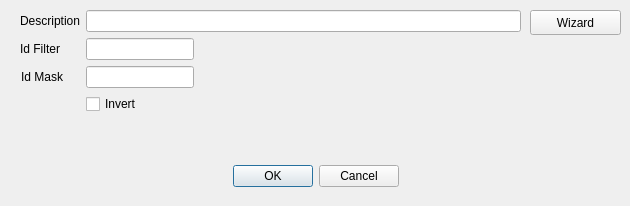
The window that src/cdlgcanfilter.ui (grodansparadis/vscp-works-qt) describes before a commit, drawn with Qt 5.
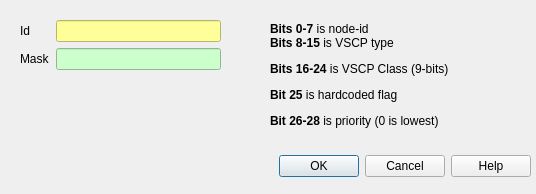
The same window after the commit.

Commit message: Socketcan filters in place

What changed in the file:
```diff
--- a/src/cdlgcanfilter.ui
+++ b/src/cdlgcanfilter.ui
@@ -6,8 +6,8 @@
    <rect>
     <x>0</x>
     <y>0</y>
-    <width>630</width>
-    <height>206</height>
+    <width>536</width>
+    <height>194</height>
    </rect>
   </property>
   <property name="baseSize">
@@ -23,8 +23,8 @@
    <property name="geometry">
     <rect>
      <x>10</x>
-     <y>160</y>
-     <width>611</width>
+     <y>150</y>
+     <width>521</width>
      <height>32</height>
     </rect>
    </property>
@@ -32,114 +32,66 @@
     <enum>Qt::Horizontal</enum>
    </property>
    <property name="standardButtons">
-    <set>QDialogButtonBox::Cancel|QDialogButtonBox::Ok</set>
-   </property>
-   <property name="centerButtons">
-    <bool>true</bool>
+    <set>QDialogButtonBox::Cancel|QDialogButtonBox::Help|QDialogButtonBox::Ok</set>
    </property>
   </widget>
   <widget class="QWidget" name="formLayoutWidget">
    <property name="geometry">
     <rect>
      <x>20</x>
-     <y>10</y>
-     <width>501</width>
-     <height>131</height>
+     <y>20</y>
+     <width>201</width>
+     <height>80</height>
     </rect>
    </property>
    <layout class="QFormLayout" name="formLayout">
     <item row="0" column="0">
      <widget class="QLabel" name="label">
       <property name="text">
-       <string>Description</string>
+       <string>Id</string>
       </property>
-      <property name="alignment">
-       <set>Qt::AlignRight|Qt::AlignTrailing|Qt::AlignVCenter</set>
+      <property name="buddy">
+       <cstring>canid</cstring>
       </property>
      </widget>
     </item>
     <item row="0" column="1">
-     <widget class="QLineEdit" name="m_description">
-      <property name="toolTip">
-       <string>Description for  connection used in connection table</string>
-      </property>
-      <property name="text">
-       <string/>
+     <widget class="QLineEdit" name="canid">
+      <property name="styleSheet">
+       <string notr="true">background-color: rgb(255, 255, 153);</string>
       </property>
      </widget>
     </item>
     <item row="1" column="0">
      <widget class="QLabel" name="label_2">
       <property name="text">
-       <string>Id Filter</string>
+       <string>Mask</string>
       </property>
-      <property name="alignment">
-       <set>Qt::AlignRight|Qt::AlignTrailing|Qt::AlignVCenter</set>
+      <property name="buddy">
+       <cstring>canmask</cstring>
       </property>
      </widget>
     </item>
     <item row="1" column="1">
-     <widget class="QLineEdit" name="m_description_2">
-      <property name="sizePolicy">
-       <sizepolicy hsizetype="Fixed" vsizetype="Fixed">
-        <horstretch>0</horstretch>
-        <verstretch>0</verstretch>
-       </sizepolicy>
-      </property>
-      <property name="toolTip">
-       <string>Description for  connection used in connection table</string>
-      </property>
-      <property name="text">
-       <string/>
-      </property>
-     </widget>
-    </item>
-    <item row="2" column="0">
-     <widget class="QLabel" name="label_4">
-      <property name="text">
-       <string>Id Mask</string>
-      </property>
-      <property name="alignment">
-       <set>Qt::AlignRight|Qt::AlignTrailing|Qt::AlignVCenter</set>
-      </property>
-     </widget>
-    </item>
-    <item row="2" column="1">
-     <widget class="QLineEdit" name="m_description_3">
-      <property name="sizePolicy">
-       <sizepolicy hsizetype="Fixed" vsizetype="Fixed">
-        <horstretch>0</horstretch>
-        <verstretch>0</verstretch>
-       </sizepolicy>
-      </property>
-      <property name="toolTip">
-       <string>Description for  connection used in connection table</string>
-      </property>
-      <property name="text">
-       <string/>
-      </property>
-     </widget>
-    </item>
-    <item row="3" column="1">
-     <widget class="QCheckBox" name="m_chkInvert">
-      <property name="text">
-       <string>Invert</string>
+     <widget class="QLineEdit" name="canmask">
+      <property name="styleSheet">
+       <string notr="true">background-color: rgb(204, 255, 204);</string>
       </property>
      </widget>
     </item>
    </layout>
   </widget>
-  <widget class="QPushButton" name="pushButton">
+  <widget class="QLabel" name="label_3">
    <property name="geometry">
     <rect>
-     <x>530</x>
+     <x>270</x>
      <y>10</y>
-     <width>91</width>
-     <height>25</height>
+     <width>251</width>
+     <height>131</height>
     </rect>
    </property>
    <property name="text">
-    <string>Wizard</string>
+    <string>&lt;html&gt;&lt;head/&gt;&lt;body&gt;&lt;p&gt;&lt;span style=&quot; font-weight:600;&quot;&gt;Bits 0-7&lt;/span&gt; is node-id&lt;br/&gt;&lt;span style=&quot; font-weight:600;&quot;&gt;Bits 8-15&lt;/span&gt; is VSCP type&lt;/p&gt;&lt;p&gt;&lt;span style=&quot; font-weight:600;&quot;&gt;Bits 16-24&lt;/span&gt; is VSCP Class (9-bits)&lt;/p&gt;&lt;p&gt;&lt;span style=&quot; font-weight:600;&quot;&gt;Bit 25&lt;/span&gt; is hardcoded flag&lt;/p&gt;&lt;p&gt;&lt;span style=&quot; font-weight:600;&quot;&gt;Bit 26-28&lt;/span&gt; is priority (0 is lowest)&lt;/p&gt;&lt;/body&gt;&lt;/html&gt;</string>
    </property>
   </widget>
  </widget>
```
Left out of the diff: 8 changed lines with no effect on the pictures. The commit also changes 10 other files.
